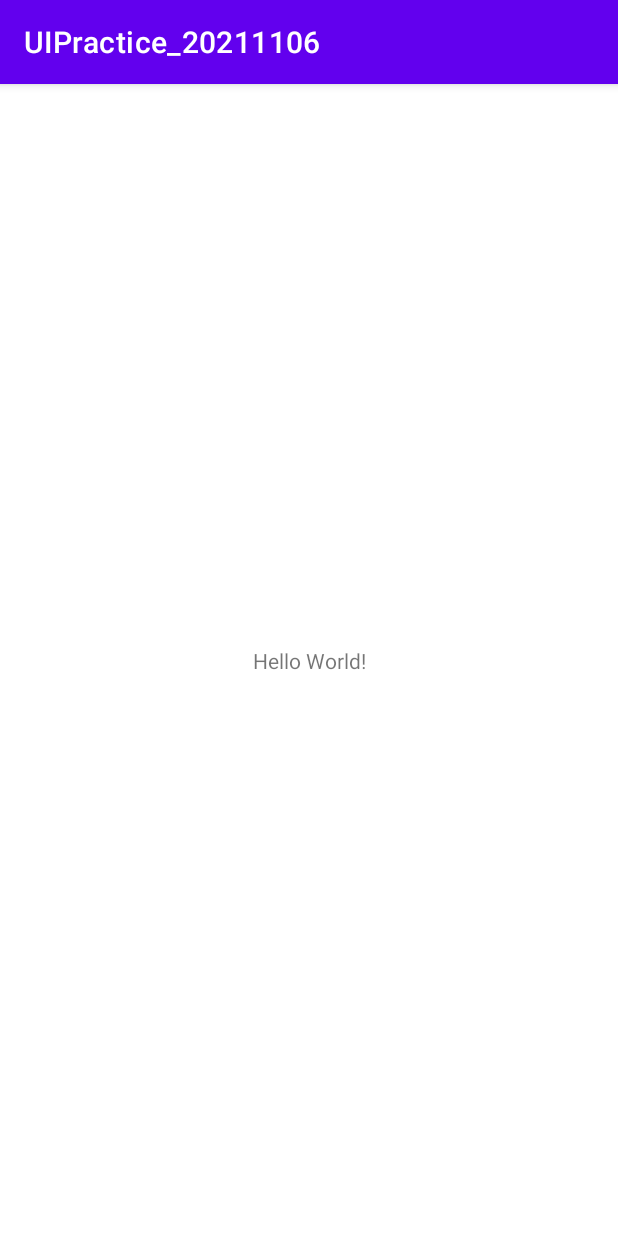
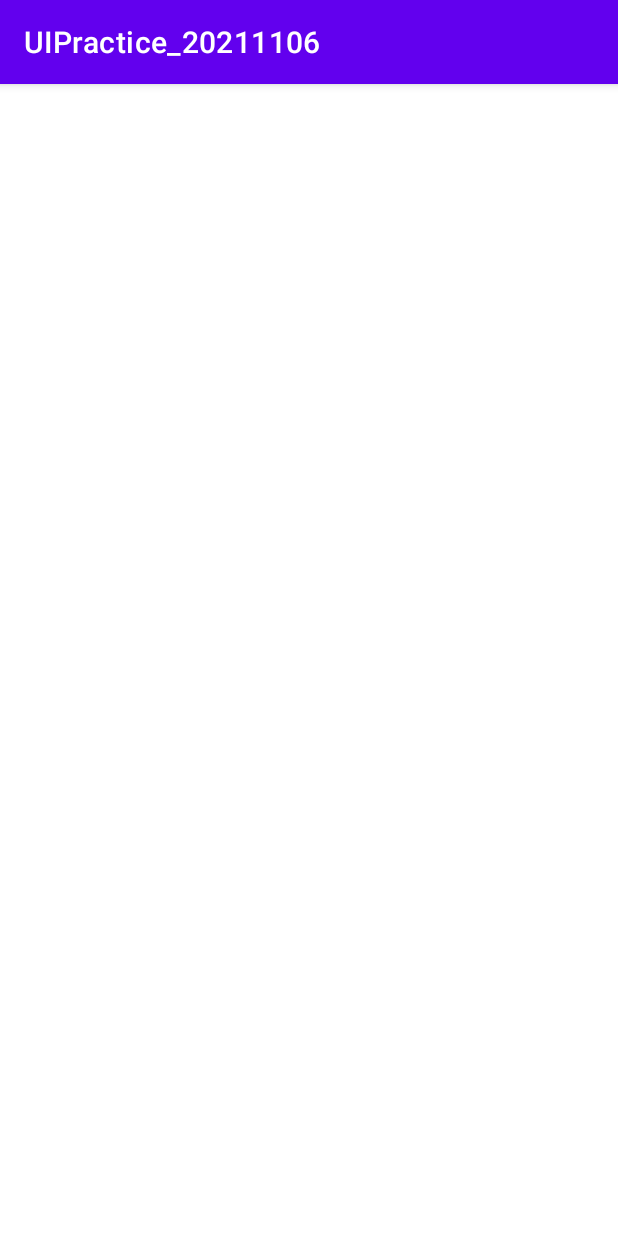
Before and after one commit to Kkknep/UIPractice_20211106, an Android app: the screen it shows after launch (MainActivity), on a phone screen of 412 x 824 dp. Run offline under Robolectric (Android 15) with nearby library versions, the phone set to English and light mode, and no system bars.

Commit message:
기본 구조 설정   - LinearLayout으로 변경   - 기본 TextView 삭제

```diff
--- a/app/src/main/res/layout/activity_main.xml
+++ b/app/src/main/res/layout/activity_main.xml
@@ -1,18 +1,13 @@
 <?xml version="1.0" encoding="utf-8"?>
-<androidx.constraintlayout.widget.ConstraintLayout xmlns:android="http://schemas.android.com/apk/res/android"
+<LinearLayout
+    xmlns:android="http://schemas.android.com/apk/res/android"
     xmlns:app="http://schemas.android.com/apk/res-auto"
     xmlns:tools="http://schemas.android.com/tools"
     android:layout_width="match_parent"
+    android:orientation="vertical"
     android:layout_height="match_parent"
     tools:context=".MainActivity">
 
-    <TextView
-        android:layout_width="wrap_content"
-        android:layout_height="wrap_content"
-        android:text="Hello World!"
-        app:layout_constraintBottom_toBottomOf="parent"
-        app:layout_constraintLeft_toLeftOf="parent"
-        app:layout_constraintRight_toRightOf="parent"
-        app:layout_constraintTop_toTopOf="parent" />
 
-</androidx.constraintlayout.widget.ConstraintLayout>
+
+</LinearLayout>
```
